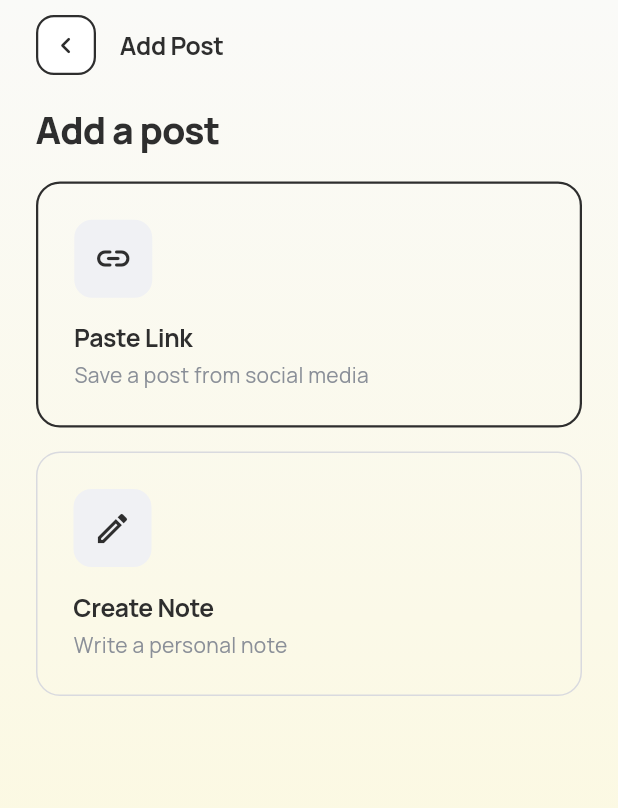
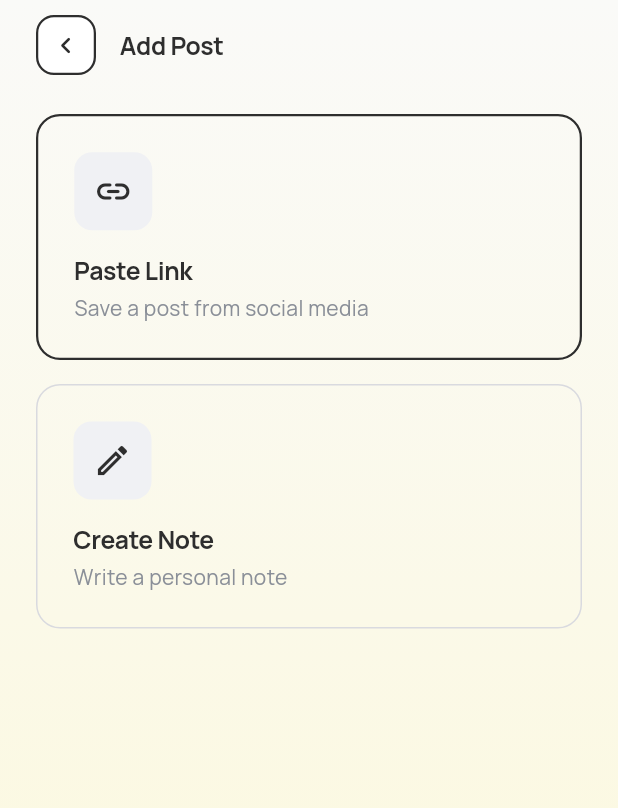
Before and after one commit to alyencs/nook-flutter, a Flutter app: the AddMethodScreen screen opened directly, on a phone screen of 412 x 824 dp. Shown: the top 808 px of the screen. Run offline on Flutter 3.47's test engine with Material 3 defaults, Android fonts, the phone set to English and light mode, and no system bars; our stand-ins replace device_preview, drift, drift_flutter, flutter_dotenv, flutter_map, font_awesome_flutter and 3 more; missing offline and left inert: dart:js_interop; accounts and stored records are empty; generated files the repository leaves out were written again.

Commit message:
Remove unused ScreenTitle widget from AddMethodScreen

```diff
--- a/lib/screens/add/add_method_screen.dart
+++ b/lib/screens/add/add_method_screen.dart
@@ -5,7 +5,6 @@ import '../../theme/nook_spacing.dart';
 import '../../theme/nook_typography.dart';
 import '../../widgets/nook_app_bar.dart';
 import '../../widgets/nook_scaffold.dart';
-import '../../widgets/screen_title.dart';
 import 'create_note_screen.dart';
 import 'paste_link_screen.dart';
 
@@ -20,8 +19,6 @@ class AddMethodScreen extends StatelessWidget {
         crossAxisAlignment: CrossAxisAlignment.start,
         children: [
           const NookAppBar(title: 'Add Post'),
-          const SizedBox(height: NookSpacing.section),
-          const ScreenTitle('Add a post'),
           const SizedBox(height: NookSpacing.block),
           _MethodTile(
             icon: Icons.link_rounded,
```
